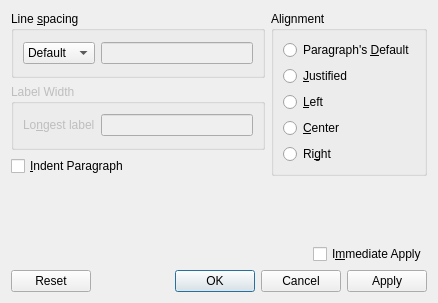
Qt form src/frontends/qt/ui/ParagraphUi.ui (cburschka/lyx) before a commit.
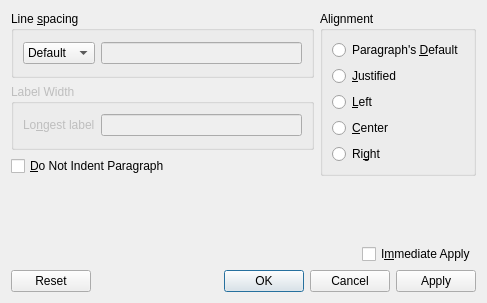
The same form after that commit.

Commit message:
Change the logic of the indentation setting.
The option here is to NOT indent the paragraph, so make that clear.
As it was, we would set "Indent" to false in the case of paragraphs
that do not permit indentation and then write that, uselessly, to the
LyX file if we wrote any other option (and then keep writing it, even
if other options were removed). Now, we will write it only if it's been
explicitly set.

What changed in the file:
```diff
--- a/src/frontends/qt/ui/ParagraphUi.ui
+++ b/src/frontends/qt/ui/ParagraphUi.ui
@@ -6,7 +6,7 @@
    <rect>
     <x>0</x>
     <y>0</y>
-    <width>438</width>
+    <width>487</width>
     <height>303</height>
    </rect>
   </property>
@@ -198,7 +198,7 @@
    <item row="2" column="0">
     <widget class="QCheckBox" name="indentCB">
      <property name="text">
-      <string>&amp;Indent Paragraph</string>
+      <string>&amp;Do Not Indent Paragraph</string>
      </property>
     </widget>
    </item>
```
Left out of the diff: 4 changed lines with no effect on the pictures. The commit also changes 1 other file.
